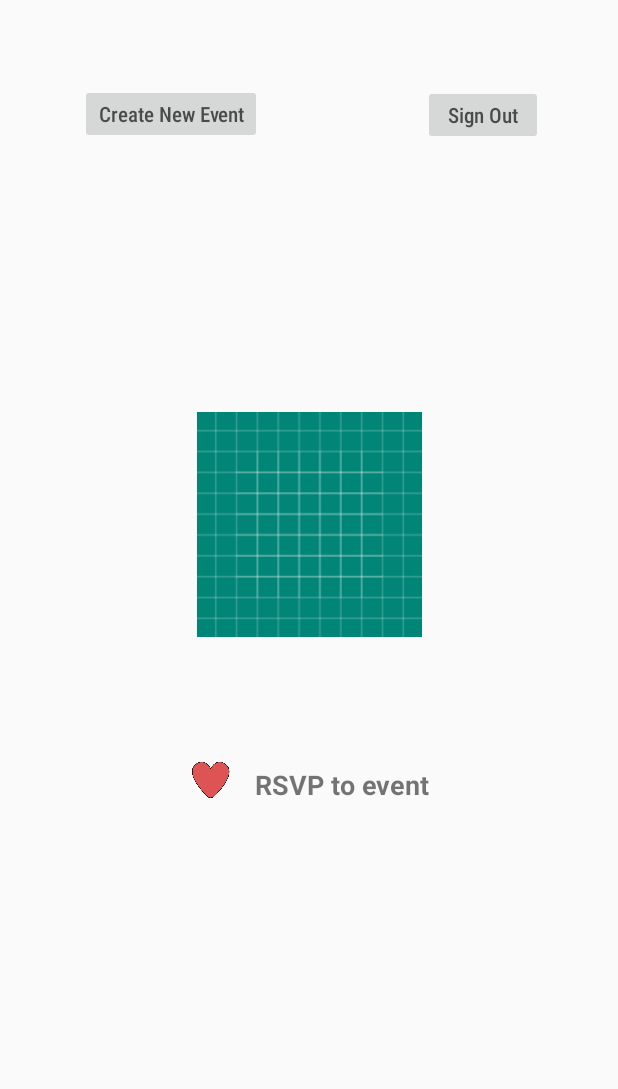
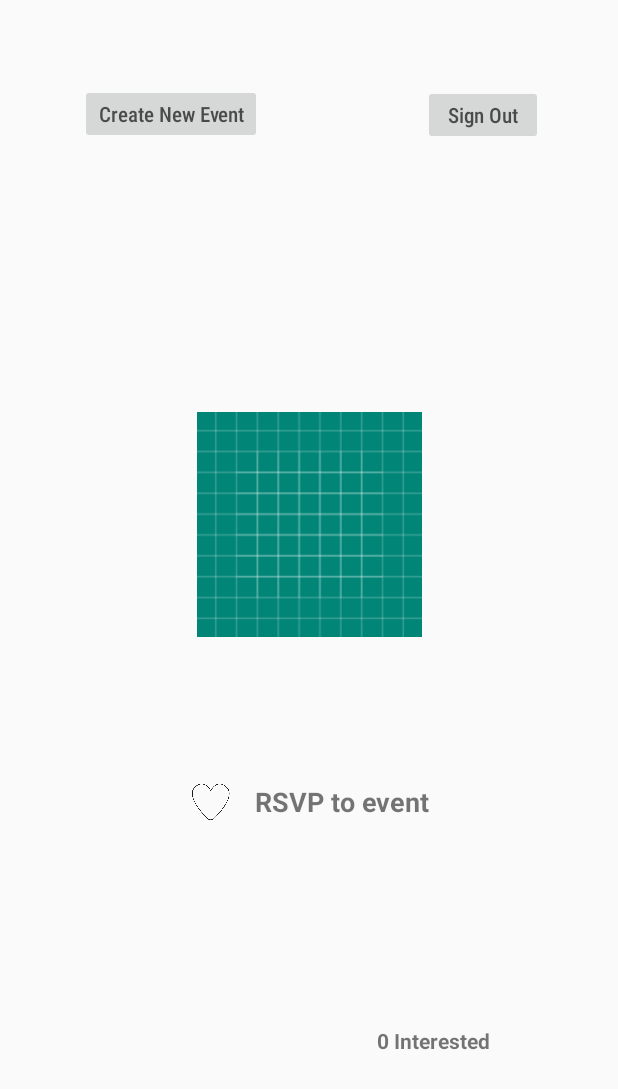
Before and after one commit to yatinag/MDB-Socials-YW, an Android app: the EventDetailsActivity screen opened directly, with no data from a screen before it, on a phone screen of 412 x 824 dp. Shown: the top 1089 px of the screen. Run offline under Robolectric (Android 15) with nearby library versions, the phone set to English and light mode, and no system bars; our stand-ins replace Firebase (no records; nobody signed in at launch, a user with empty details on screens opened directly); Roboto replaces fonts that are not available here.

Commit message:
blah blah I am will

```diff
--- a/app/src/main/java/com/example/mdb_socials_yw/EventDetailsActivity.java
+++ b/app/src/main/java/com/example/mdb_socials_yw/EventDetailsActivity.java
@@ -5,9 +5,11 @@ import androidx.appcompat.app.AppCompatActivity;
 import androidx.recyclerview.widget.GridLayoutManager;
 
 import android.content.Intent;
+import android.graphics.Paint;
 import android.os.Bundle;
 import android.view.View;
 import android.widget.Button;
+import android.widget.ImageButton;
 import android.widget.ImageView;
 import android.widget.TextView;
 
@@ -26,8 +28,10 @@ public class EventDetailsActivity extends AppCompatActivity {
     Button btnNewEvent;
     DatabaseReference databaseReference;
     EventPost details;
-    TextView postTitle, postDesc, postEmail, likeCount;
+    TextView postTitle, postDesc, postEmail, likeCount, dateVal;
     ImageView postImg;
+    ImageButton likeBtn;
+    boolean isLiked;
 
     @Override
     protected void onCreate(Bundle savedInstanceState) {
@@ -41,18 +45,29 @@ public class EventDetailsActivity extends AppCompatActivity {
         likeCount = findViewById(R.id.likeText);
         postEmail = findViewById(R.id.eventPersonEmail);
         postImg = findViewById(R.id.eventImg);
+        dateVal = findViewById(R.id.dateDisplay);
+        likeBtn = findViewById(R.id.likeBtn);
 
-        String uiD = getIntent().getStringExtra("post_uid");
+        databaseReference = FirebaseDatabase.getInstance().getReference();
+
+        System.out.println(isLiked);
+        final String uiD = getIntent().getStringExtra("post_uid");
         String title = getIntent().getStringExtra("post_title");
         String desc =  getIntent().getStringExtra("post_desc");
         String img = getIntent().getStringExtra("post_img");
         String email = getIntent().getStringExtra("post_email");
-        String attendance = getIntent().getStringExtra("post_att");
+        int attendance = getIntent().getIntExtra("post_att", 0);
+        String date = getIntent().getStringExtra("post_date");
+        long dateLong = getIntent().getLongExtra("post_date_long", 0);
+
+        details = new EventPost(title, desc, dateLong, email, img, attendance, uiD);
 
         postTitle.setText(title);
         postDesc.setText(desc);
-        likeCount.setText(attendance);
+        likeCount.setText(attendance + " Interested");
         postEmail.setText(email);
+        dateVal.setText(date);
+        dateVal.setPaintFlags(dateVal.getPaintFlags() | Paint.UNDERLINE_TEXT_FLAG);
         signoutBtn.setOnClickListener(new View.OnClickListener() {
             @Override
             public void onClick(View v) {
@@ -91,11 +106,21 @@ public class EventDetailsActivity extends AppCompatActivity {
 //            }
 //        });
 
-        postImg.setOnClickListener(new View.OnClickListener() {
+        likeBtn.setOnClickListener(new View.OnClickListener() {
             @Override
             public void onClick(View v) {
-                System.out.println(details);
-                details.setAttendance(details.getAttendance() + 1);
+                System.out.println(isLiked);
+                if (!isLiked) {
+                    isLiked = true;
+                    details.setAttendance(details.getAttendance() + 1);
+                    likeBtn.setImageResource(R.drawable.rsvp_icon_color);
+                } else {
+                    isLiked = false;
+                    details.setAttendance(details.getAttendance() - 1);
+                    likeBtn.setImageResource(R.drawable.rsvp_icon);
+                }
+                updateAttendancePost(details);
+                likeCount.setText(details.getAttendance() + " Interested");
             }
         });
 
@@ -112,4 +137,7 @@ public class EventDetailsActivity extends AppCompatActivity {
         startActivity(new Intent(getApplicationContext(), NewEventActivity.class));
     }
 
+    private void updateAttendancePost(EventPost new_post) {
+        databaseReference.child("posts").child(new_post.getuID()).child("attendance").setValue(new_post.getAttendance());
+    }
 }
--- a/app/src/main/java/com/example/mdb_socials_yw/MainActivity.java
+++ b/app/src/main/java/com/example/mdb_socials_yw/MainActivity.java
@@ -78,12 +78,14 @@ public class MainActivity extends AppCompatActivity {
                     String desc = (String) ds.child("description").getValue();
                     String email = (String) ds.child("email").getValue();
                     long attendance = (Long) ds.child("attendance").getValue();
+                    long date = (Long) ds.child("date").getValue();
                     temp.setTitle(title);
                     temp.setEmail(email);
                     temp.setDescription(desc);
                     temp.setAttendance((int) attendance);
                     temp.setImg("src.png");
                     temp.setuID(id);
+                    temp.setDate(date);
                     listPosts.add(temp);
                 }
                 recyclerView.setLayoutManager(new GridLayoutManager(MainActivity.this, 1));
--- a/app/src/main/res/layout/activity_event_details.xml
+++ b/app/src/main/res/layout/activity_event_details.xml
@@ -19,7 +19,7 @@
         app:layout_constraintHorizontal_bias="0.175"
         app:layout_constraintStart_toStartOf="parent"
         app:layout_constraintTop_toTopOf="parent"
-        app:layout_constraintVertical_bias="0.82" />
+        app:layout_constraintVertical_bias="0.85" />
 
     <TextView
         android:id="@+id/likeText"
@@ -33,7 +33,7 @@
         app:layout_constraintHorizontal_bias="0.68"
         app:layout_constraintStart_toEndOf="@+id/eventPersonEmail"
         app:layout_constraintTop_toTopOf="parent"
-        app:layout_constraintVertical_bias="0.82" />
+        app:layout_constraintVertical_bias="0.85" />
 
     <ImageButton
         android:id="@+id/likeBtn"
@@ -48,8 +48,8 @@
         app:layout_constraintHorizontal_bias="0.33"
         app:layout_constraintStart_toStartOf="parent"
         app:layout_constraintTop_toBottomOf="@+id/eventImg"
-        app:layout_constraintVertical_bias="0.22000003"
-        app:srcCompat="@drawable/rsvp_icon_color" />
+        app:layout_constraintVertical_bias="0.26"
+        app:srcCompat="@drawable/rsvp_icon" />
 
     <ImageView
         android:id="@+id/eventImg"
@@ -139,6 +139,16 @@
         app:layout_constraintHorizontal_bias="0.1"
         app:layout_constraintStart_toEndOf="@+id/likeBtn"
         app:layout_constraintTop_toBottomOf="@+id/eventImg"
-        app:layout_constraintVertical_bias="0.23" />
+        app:layout_constraintVertical_bias="0.26" />
+
+    <TextView
+        android:id="@+id/dateDisplay"
+        android:layout_width="wrap_content"
+        android:layout_height="wrap_content"
+        android:text="TextView"
+        app:layout_constraintBottom_toTopOf="@+id/textView"
+        app:layout_constraintEnd_toEndOf="parent"
+        app:layout_constraintStart_toStartOf="parent"
+        app:layout_constraintTop_toBottomOf="@+id/eventImg" />
 
 </androidx.constraintlayout.widget.ConstraintLayout>
```
Also changed, not shown: app/src/main/java/com/example/mdb_socials_yw/Adapter.java (+9 -1 lines), app/src/main/java/com/example/mdb_socials_yw/Objects/EventPost.java (+10 -0 lines), app/src/main/res/layout/custom_card.xml (+16 -6 lines).
